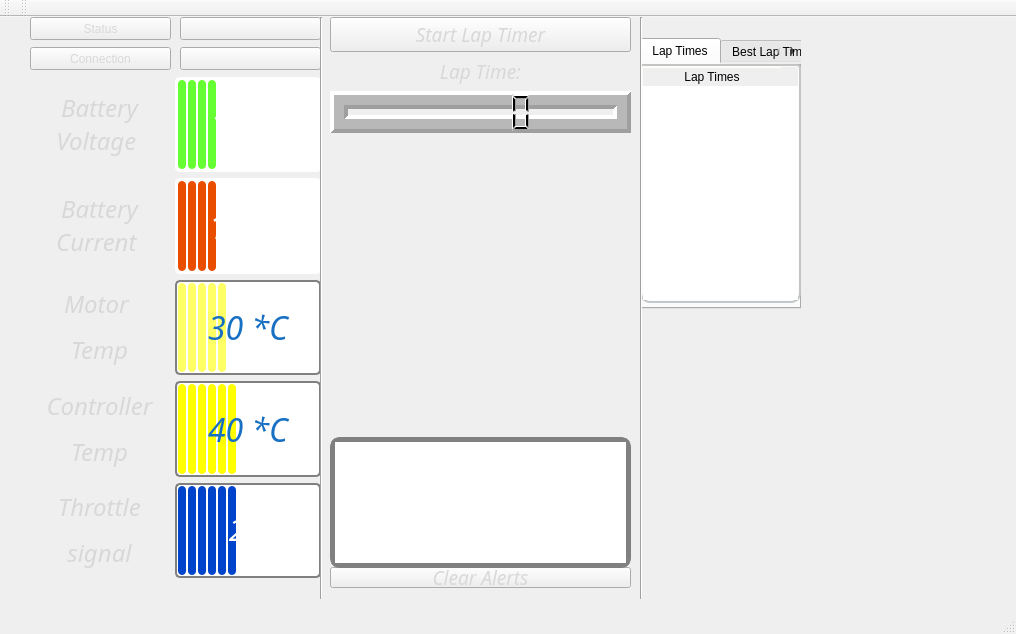
Qt form src/gui/black_window_test.ui (rozkalibrowany/Komuter_pokladowy) before a commit.
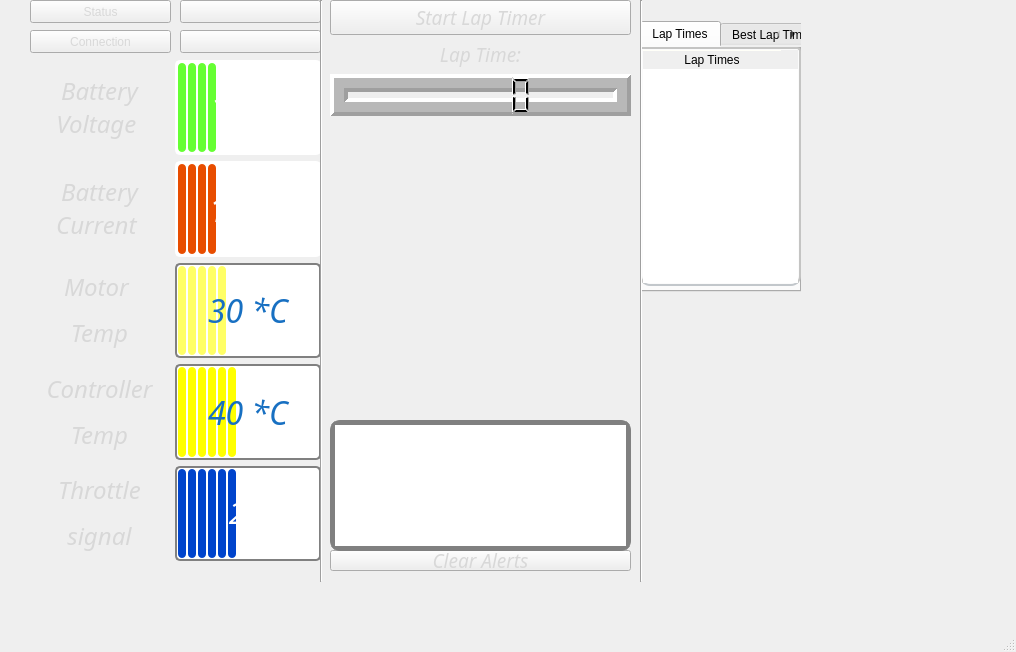
The same form after that commit. Icons and pictures are not drawn.

Patch:
```diff
--- a/src/gui/black_window_test.ui
+++ b/src/gui/black_window_test.ui
@@ -7,7 +7,7 @@
     <x>0</x>
     <y>0</y>
     <width>1016</width>
-    <height>634</height>
+    <height>652</height>
    </rect>
   </property>
   <property name="windowTitle">
@@ -717,7 +717,7 @@
        </property>
        <property name="minimumSize">
         <size>
-         <width>26</width>
+         <width>14</width>
          <height>0</height>
         </size>
        </property>
@@ -1237,28 +1237,6 @@
    </property>
   </widget>
   <widget class="QStatusBar" name="statusbar"/>
-  <widget class="QToolBar" name="toolBar">
-   <property name="windowTitle">
-    <string>toolBar</string>
-   </property>
-   <attribute name="toolBarArea">
-    <enum>TopToolBarArea</enum>
-   </attribute>
-   <attribute name="toolBarBreak">
-    <bool>false</bool>
-   </attribute>
-  </widget>
-  <widget class="QToolBar" name="toolBar_2">
-   <property name="windowTitle">
-    <string>toolBar_2</string>
-   </property>
-   <attribute name="toolBarArea">
-    <enum>TopToolBarArea</enum>
-   </attribute>
-   <attribute name="toolBarBreak">
-    <bool>false</bool>
-   </attribute>
-  </widget>
  </widget>
  <tabstops>
   <tabstop>batteryDetails</tabstop>
```
Left out of the diff: 2 changed lines with no effect on the pictures.
